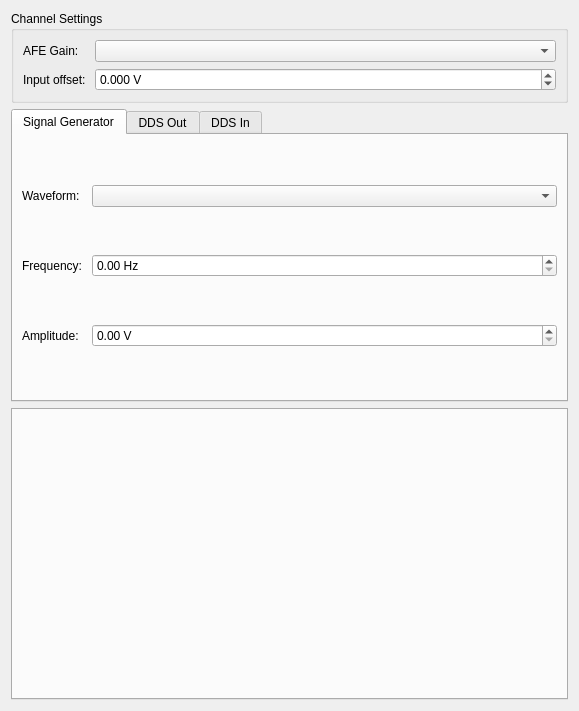
tfranzen/stabilizer-ui, file stabilizer_ui/iir/widgets/channel_settings.ui: the form before one commit.
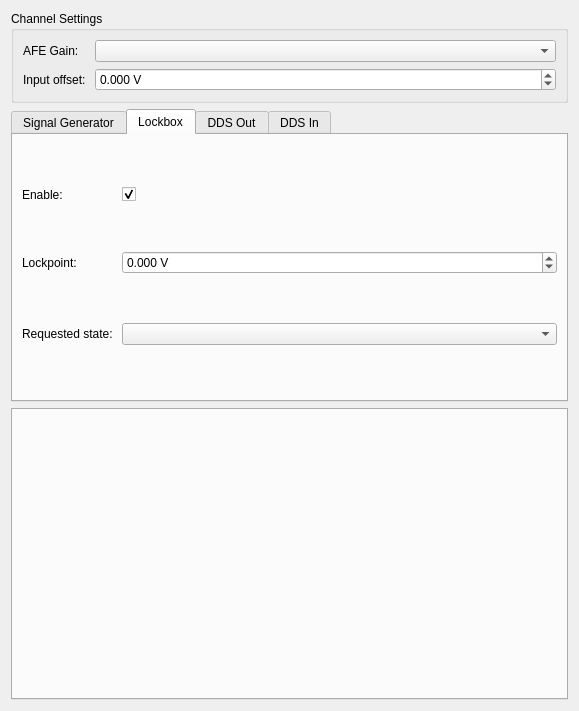
The form after the commit. The open tabs and pages were chosen to show the change.

Commit message: rudimentary lockbox control

```diff
--- a/stabilizer_ui/iir/widgets/channel_settings.ui
+++ b/stabilizer_ui/iir/widgets/channel_settings.ui
@@ -162,6 +162,77 @@
         </widget>
 
         
+<widget class="QWidget" name="lockbox">
+         <property name="sizePolicy">
+          <sizepolicy hsizetype="Preferred" vsizetype="Minimum">
+           <horstretch>0</horstretch>
+           <verstretch>0</verstretch>
+          </sizepolicy>
+         </property>
+         <attribute name="title">
+          <string>Lockbox</string>
+         </attribute>
+         <layout class="QGridLayout" name="gridLayout_7">
+<item row="1" column="0">
+       <widget class="QLabel" name="label_8">
+        <property name="text">
+         <string>Enable: </string>
+        </property>
+       </widget>
+      </item>
+      <item row="1" column="1">
+       <widget class="QCheckBox" name="LockBoxEnableCheckBox">
+            <property name="checked">
+             <bool>true</bool>
+            </property>
+           </widget>
+      </item>
+
+      <item row="2" column="0">
+       <widget class="QLabel" name="label_8">
+        <property name="text">
+         <string>Lockpoint: </string>
+        </property>
+       </widget>
+      </item>
+      <item row="2" column="1">
+       <widget class="QDoubleSpinBox" name="lockpointBox">
+          <property name="sizePolicy">
+           <sizepolicy hsizetype="MinimumExpanding" vsizetype="Fixed">
+            <horstretch>0</horstretch>
+            <verstretch>0</verstretch>
+           </sizepolicy>
+          </property>
+          <property name="suffix">
+           <string> V</string>
+          </property>
+          <property name="minimum">
+           <double>-10</double>
+          </property>
+          <property name="maximum">
+           <double>10</double>
+          </property>
+          <property name="singleStep">
+             <double>0.001</double>
+            </property>
+         <property name="decimals">
+             <number>3</number>
+            </property>
+         </widget>
+      </item>
+    <item row="3" column="0">
+       <widget class="QLabel" name="label_8">
+        <property name="text">
+         <string>Requested state: </string>
+        </property>
+       </widget>
+      </item>
+      <item row="3" column="1">
+        <widget class="QComboBox" name="lockstateBox"/>
+      </item>
+
+         </layout>
+        </widget>
 
 <widget class="QWidget" name="ddsOut">
          <property name="sizePolicy">
```
The commit also changes 3 other files.
